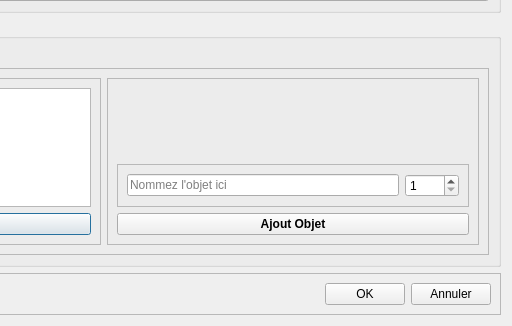
Above: popups/poppupaddkit.ui from diluxe01/Micro_Brico before the change; both pictures show x 304 to 816 and y 311 to 637 of the 816 by 637 pixel window. Below: the same form after it.
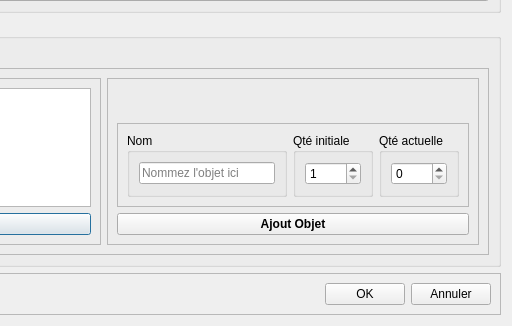
That is the form after the change.

Diff of the .ui file:
```diff
--- a/popups/poppupaddkit.ui
+++ b/popups/poppupaddkit.ui
@@ -295,6 +295,12 @@
               </property>
               <layout class="QHBoxLayout" name="horizontalLayout">
                <item>
+                <widget class="QGroupBox" name="groupBox_4">
+                 <property name="title">
+                  <string>Nom</string>
+                 </property>
+                 <layout class="QVBoxLayout" name="verticalLayout_8">
+                  <item>
                 <widget class="QLineEdit" name="lineEdit_new_item">
                  <property name="text">
                   <string/>
@@ -307,8 +313,29 @@
                  </property>
                 </widget>
                </item>
+                 </layout>
+                </widget>
+               </item>
                <item>
-                <widget class="QSpinBox" name="spinBox_item_quantity">
+                <widget class="QGroupBox" name="groupBox_2">
+                 <property name="minimumSize">
+                  <size>
+                   <width>80</width>
+                   <height>0</height>
+                  </size>
+                 </property>
+                 <property name="maximumSize">
+                  <size>
+                   <width>60</width>
+                   <height>16777215</height>
+                  </size>
+                 </property>
+                 <property name="title">
+                  <string>Qté initiale</string>
+                 </property>
+                 <layout class="QVBoxLayout" name="verticalLayout_6">
+                  <item>
+                   <widget class="QSpinBox" name="spinBox_item_quantity_init">
                  <property name="minimumSize">
                   <size>
                    <width>50</width>
@@ -330,6 +357,27 @@
              </widget>
             </item>
             <item>
+                <widget class="QGroupBox" name="groupBox_3">
+                 <property name="maximumSize">
+                  <size>
+                   <width>80</width>
+                   <height>16777215</height>
+                  </size>
+                 </property>
+                 <property name="title">
+                  <string>Qté actuelle</string>
+                 </property>
+                 <layout class="QVBoxLayout" name="verticalLayout_7">
+                  <item>
+                   <widget class="QSpinBox" name="spinBox_item_quantity_current"/>
+                  </item>
+                 </layout>
+                </widget>
+               </item>
+              </layout>
+             </widget>
+            </item>
+            <item>
              <widget class="QPushButton" name="pushButton_addobject">
               <property name="font">
                <font>
```
Left out of the diff: 24 changed lines with no effect on the pictures. Lines whose indentation alone changed are shown as unchanged.
